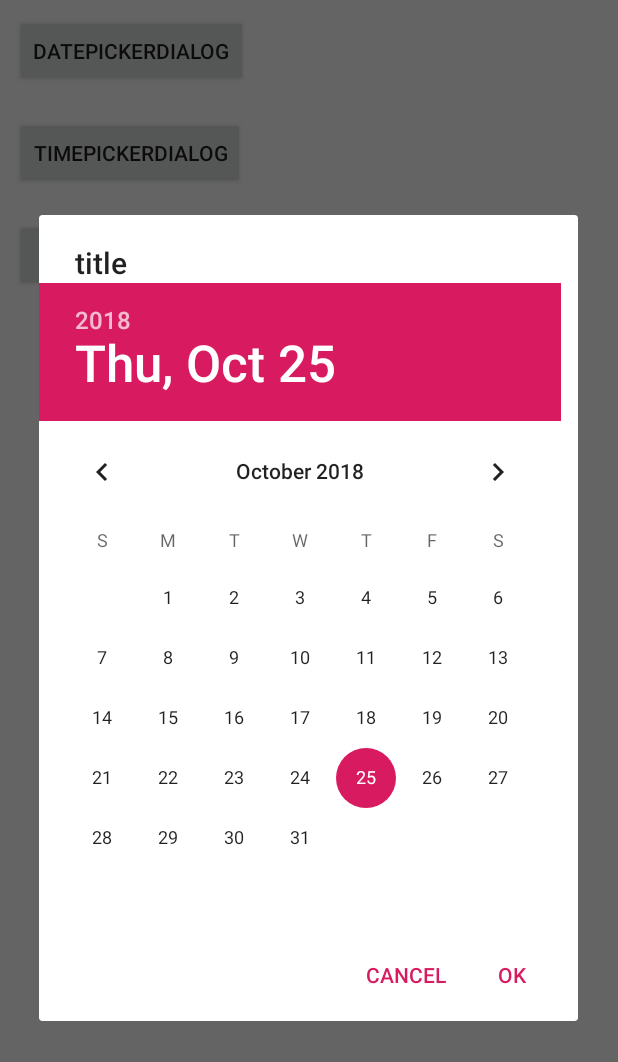
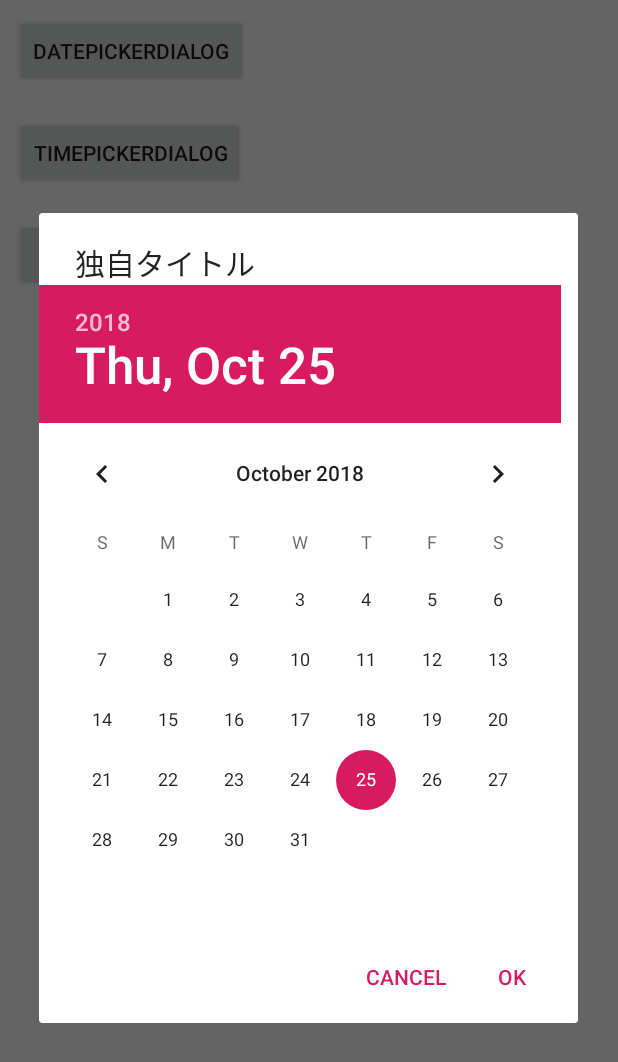
Before and after one commit to YanHengGo/android, an Android app: the screen it shows after launch (MainActivity), after a tap on "DEMO3", on a phone screen of 412 x 824 dp. Shown: the top 1062 px of the screen. Run offline under Robolectric (Android 15) with nearby library versions, the phone set to English and light mode, and no system bars.

Commit message:
picker dialog demo

```diff
--- a/01_picker/app/src/main/java/com/yanheng/pickerdemo/MainActivity.java
+++ b/01_picker/app/src/main/java/com/yanheng/pickerdemo/MainActivity.java
@@ -95,7 +95,7 @@ public class MainActivity extends Activity {
         int minute=0;
         final DatePicker dp = new DatePicker(this);
         AlertDialog.Builder builder = new AlertDialog.Builder(this);
-        builder.setTitle("title");
+        builder.setTitle("独自タイトル");
         builder.setView(dp);
         builder.setPositiveButton(android.R.string.ok, new DialogInterface.OnClickListener() {
             @Override
```
Also changed, not shown: 1 other file.
